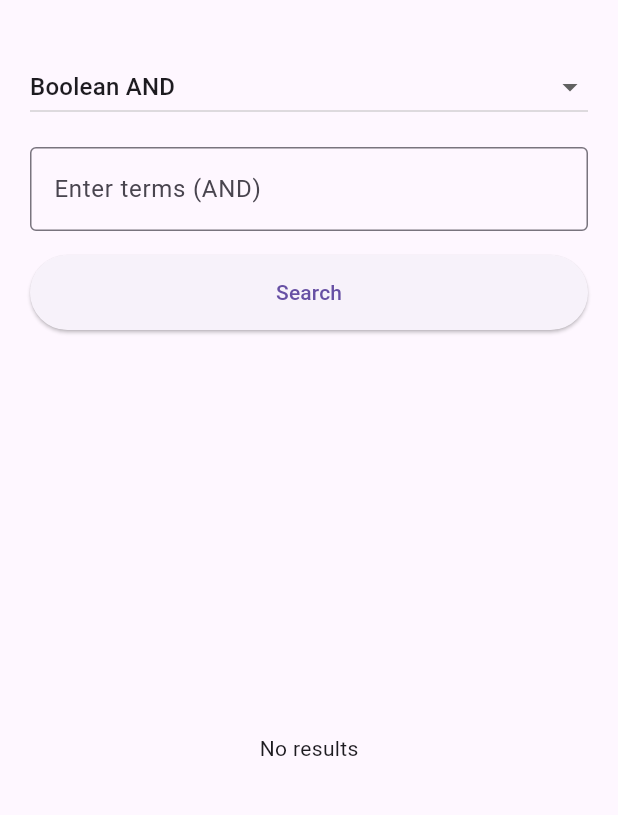
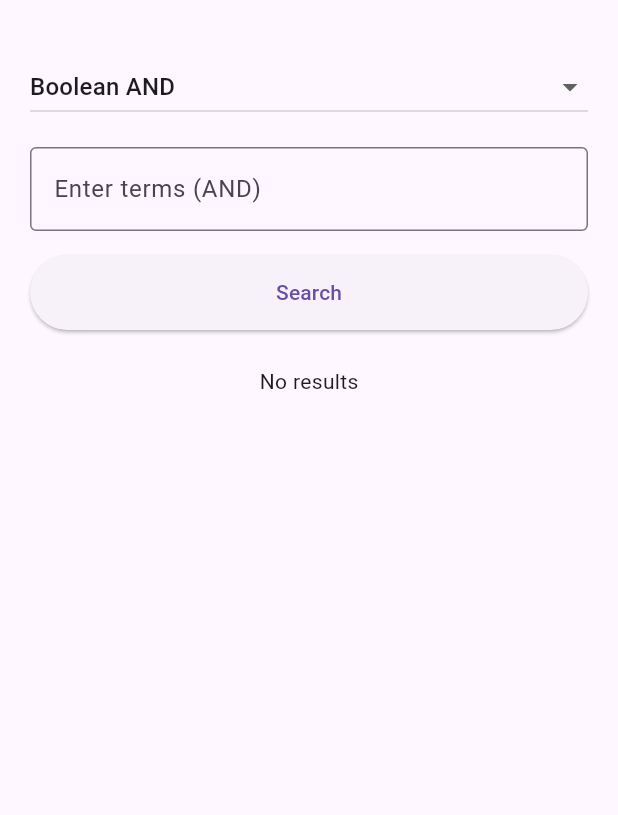
Before and after one commit to mohamedagm/IR-Explorer, a Flutter app: the HomeView screen opened directly, after a tap on "Search", on a phone screen of 412 x 824 dp, the part 63-878 px from its top. Run offline on Flutter 3.47's test engine with Material 3 defaults, Android fonts, the phone set to English and light mode, and no system bars.

Commit message:
Add expandable query flow and migrate results to sliver-based layout

```diff
--- a/lib/services/text_processing.dart
+++ b/lib/services/text_processing.dart
@@ -7,11 +7,6 @@ List<String> processText(String text, {bool enableStemming = true}) {
   final noStops = removeStopWords(tokens);
   final result = enableStemming ? applyStemming(noStops) : noStops;
 
-  print('RAW TEXT: $text');
-  print('TOKENS: $tokens');
-  print('NO STOPWORDS: $noStops');
-  print('FINAL (AFTER STEMMING): $result');
-  print('-------------------------------');
   return result;
 }
 
--- a/lib/ui/views/home_view.dart
+++ b/lib/ui/views/home_view.dart
@@ -5,6 +5,9 @@ import 'package:ir_explorer/ir/inverted_index.dart';
 import 'package:ir_explorer/ir/retrieval/boolean_retrieval.dart';
 import 'package:ir_explorer/ir/retrieval/phrase_retrieval.dart';
 import 'package:ir_explorer/ir/soundex.dart';
+import 'package:ir_explorer/services/stemmer.dart';
+import 'package:ir_explorer/services/stopwords.dart';
+import 'package:ir_explorer/services/tokenizer.dart';
 import 'package:ir_explorer/ui/widgets/drop_down_button.dart';
 import 'package:ir_explorer/ui/widgets/query_result.dart';
 import 'package:ir_explorer/ui/widgets/query_steps.dart';
@@ -22,11 +25,14 @@ class _HomeViewState extends State<HomeView> {
 
   final queryController = TextEditingController();
   final excludeController = TextEditingController();
+  final ScrollController scrollController = ScrollController();
+
   SearchMode mode = SearchMode.booleanAnd;
   Set<int> results = {};
 
   final List<String> querySteps = [];
   bool isProcessing = false;
+  bool isStepsExpanded = true;
 
   @override
   void initState() {
@@ -67,12 +73,25 @@ class _HomeViewState extends State<HomeView> {
     setState(() {
       results = res;
       isProcessing = false;
+      isStepsExpanded = false;
+    });
+
+    WidgetsBinding.instance.addPostFrameCallback((_) {
+      if (!scrollController.hasClients) return;
+      scrollController.animateTo(
+        scrollController.position.maxScrollExtent,
+        duration: const Duration(milliseconds: 500),
+        curve: Curves.easeOut,
+      );
     });
   }
 
   Future<void> runQueryStory(String query, String exclude) async {
     querySteps.clear();
-    setState(() => isProcessing = true);
+    setState(() {
+      isProcessing = true;
+      isStepsExpanded = true;
+    });
 
     Future<void> addStep(String text) async {
       setState(() => querySteps.add(text));
@@ -81,14 +100,48 @@ class _HomeViewState extends State<HomeView> {
 
     await addStep('User query: "$query"');
 
-    await addStep('Tokenizing query');
-    final tokens = query.split(' ');
-    await addStep('Tokens: $tokens');
+    await addStep('[Step 1] Tokenizing query');
+    final tokens = tokenize(query);
+    await addStep('→ Tokens:\n$tokens');
 
-    await addStep('Removing stopwords');
-    await addStep('Applying stemming');
+    await addStep('[Step 2] Removing stopwords');
+    final afterStopWords = removeStopWords(tokens);
+    await addStep('→ After stopwords:\n$afterStopWords');
 
-    await addStep('Retrieving matching documents');
+    await addStep('[Step 3] Applying stemming');
+    final afterStemming = applyStemming(afterStopWords);
+    await addStep('→ After stemming:\n$afterStemming');
+
+    switch (mode) {
+      case SearchMode.booleanAnd:
+        await addStep(
+          '[Step 4] Using Boolean AND Retrieval Model (Inverted Index)',
+        );
+        break;
+
+      case SearchMode.booleanOr:
+        await addStep(
+          '[Step 4] Using Boolean OR Retrieval Model (Inverted Index)',
+        );
+        break;
+
+      case SearchMode.booleanNot:
+        await addStep(
+          '[Step 4] Using Boolean NOT Retrieval Model (Inverted Index)',
+        );
+        await addStep('→ Excluding terms: "$exclude"');
+        break;
+
+      case SearchMode.phrase:
+        await addStep('[Step 4] Using Phrase Query Model (Positional Index)');
+        break;
+
+      case SearchMode.soundex:
+        await addStep('[Step 4] Using Soundex Phonetic Search Model');
+        break;
+    }
+
+    await addStep('[Step 5] Retrieving matching documents');
   }
 
   @override
@@ -97,10 +150,11 @@ class _HomeViewState extends State<HomeView> {
       appBar: AppBar(title: const Text('IR Explorer'), centerTitle: true),
       body: Padding(
         padding: const EdgeInsets.all(20),
-        child: Column(
-          spacing: 16,
-          children: [
-            SearchModeDropdown(
+        child: CustomScrollView(
+          controller: scrollController,
+          slivers: [
+            SliverToBoxAdapter(
+              child: SearchModeDropdown(
                 mode: mode,
                 onChanged: (newMode) {
                   setState(() {
@@ -109,25 +163,36 @@ class _HomeViewState extends State<HomeView> {
                   });
                 },
               ),
+            ),
+            const SliverToBoxAdapter(child: SizedBox(height: 16)),
 
-            TextField(
+            SliverToBoxAdapter(
+              child: TextField(
                 controller: queryController,
                 decoration: InputDecoration(
                   labelText: _queryLabel(),
                   border: const OutlineInputBorder(),
                 ),
               ),
+            ),
 
-            if (mode == SearchMode.booleanNot)
-              TextField(
+            if (mode == SearchMode.booleanNot) ...[
+              const SliverToBoxAdapter(child: SizedBox(height: 16)),
+              SliverToBoxAdapter(
+                child: TextField(
                   controller: excludeController,
                   decoration: const InputDecoration(
                     labelText: 'Exclude terms',
                     border: OutlineInputBorder(),
                   ),
                 ),
+              ),
+            ],
 
-            SizedBox(
+            const SliverToBoxAdapter(child: SizedBox(height: 16)),
+
+            SliverToBoxAdapter(
+              child: SizedBox(
                 width: double.infinity,
                 height: 50,
                 child: ElevatedButton(
@@ -135,9 +200,31 @@ class _HomeViewState extends State<HomeView> {
                   child: const Text('Search'),
                 ),
               ),
+            ),
 
-            if (isProcessing || querySteps.isNotEmpty)
-              QuerySteps(querySteps: querySteps),
+            if (querySteps.isNotEmpty) ...[
+              const SliverToBoxAdapter(child: SizedBox(height: 24)),
+              SliverToBoxAdapter(
+                child: ExpansionTile(
+                  shape: RoundedRectangleBorder(
+                    borderRadius: BorderRadius.circular(16),
+                    side: BorderSide(color: Colors.black),
+                  ),
+                  expansionAnimationStyle: AnimationStyle(curve: Curves.easeIn),
+                  initiallyExpanded: isStepsExpanded,
+                  onExpansionChanged: (value) {
+                    setState(() => isStepsExpanded = value);
+                  },
+                  title: const Text(
+                    'Query Processing Steps',
+                    style: TextStyle(fontWeight: FontWeight.bold),
+                  ),
+                  children: [QuerySteps(querySteps: querySteps)],
+                ),
+              ),
+            ],
+
+            const SliverToBoxAdapter(child: SizedBox(height: 24)),
 
             QueryResult(results: results),
           ],
--- a/lib/ui/widgets/query_result.dart
+++ b/lib/ui/widgets/query_result.dart
@@ -8,19 +8,38 @@ class QueryResult extends StatelessWidget {
 
   @override
   Widget build(BuildContext context) {
-    return Expanded(
-      child: results.isEmpty
-          ? const Center(child: Text('No results'))
-          : ListView(
-              children: results.map((docId) {
-                return Card(
-                  child: ListTile(
-                    title: Text('Document $docId'),
-                    subtitle: Text(corpus[docId]!),
-                  ),
-                );
-              }).toList(),
+    if (results.isEmpty) {
+      return const SliverToBoxAdapter(child: Center(child: Text('No results')));
+    }
+
+    return SliverList(
+      delegate: SliverChildBuilderDelegate((context, index) {
+        final docId = results.elementAt(index);
+
+        return TweenAnimationBuilder<double>(
+          tween: Tween(begin: 0, end: 1),
+          duration: const Duration(milliseconds: 300),
+          builder: (context, value, child) {
+            return Opacity(
+              opacity: value,
+              child: Transform.translate(
+                offset: Offset(0, 20 * (1 - value)),
+                child: child,
+              ),
+            );
+          },
+          child: Card(
+            margin: const EdgeInsets.symmetric(vertical: 6, horizontal: 4),
+            shape: RoundedRectangleBorder(
+              borderRadius: BorderRadius.circular(12),
             ),
+            child: ListTile(
+              title: Text('Document $docId'),
+              subtitle: Text(corpus[docId]!),
+            ),
+          ),
+        );
+      }, childCount: results.length),
     );
   }
 }
```
Lines whose indentation alone changed are shown as unchanged.
